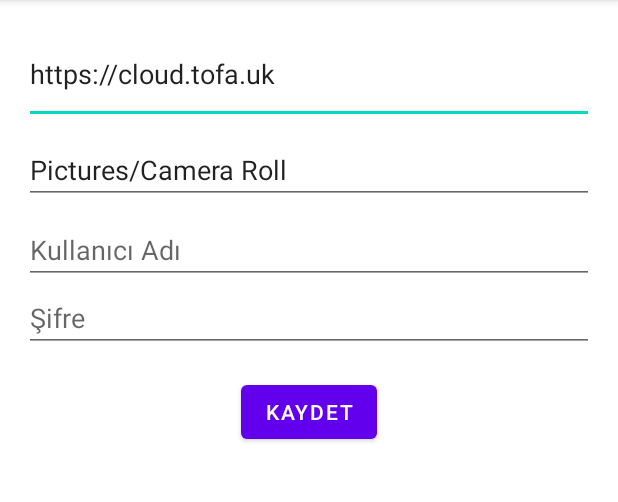
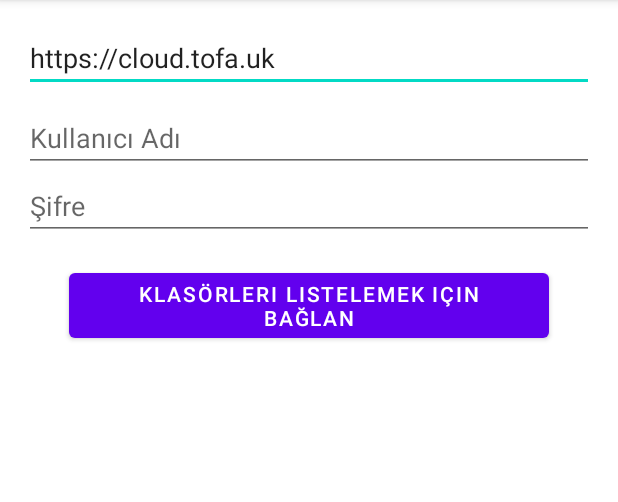
Before and after one commit to omerari/notification, an Android app: the SettingsActivity screen opened directly, with no data from a screen before it, on a phone screen of 412 x 824 dp, the part 84-586 px from its top. Run offline under Robolectric (Android 15) with nearby library versions, the phone set to English and light mode, and no system bars.

Commit message:
v3
Signed-off-by: omerari <omer.ari@tofa.uk>

```diff
--- a/app/build.gradle.kts
+++ b/app/build.gradle.kts
@@ -44,6 +44,7 @@ dependencies {
     implementation(libs.androidx.core.ktx)
     implementation(libs.androidx.appcompat)
     implementation(libs.material)
+    implementation("androidx.viewpager2:viewpager2:1.0.0") // For story view
     testImplementation(libs.junit)
     androidTestImplementation(libs.androidx.junit)
     androidTestImplementation(libs.androidx.espresso.core)
@@ -55,4 +56,7 @@ dependencies {
 
     // Coroutines for background tasks
     implementation("org.jetbrains.kotlinx:kotlinx-coroutines-android:1.7.1")
+
+    // Coil for image loading
+    implementation("io.coil-kt:coil:2.5.0")
 }
--- a/app/src/main/AndroidManifest.xml
+++ b/app/src/main/AndroidManifest.xml
@@ -36,6 +36,7 @@
         </activity>
 
         <activity android:name=".SettingsActivity" />
+        <activity android:name=".StoryActivity" android:theme="@style/Theme.AppCompat.NoActionBar"/>
 
         <receiver android:name=".AlarmReceiver" />
 
--- a/app/src/main/java/com/example/notification/SettingsActivity.kt
+++ b/app/src/main/java/com/example/notification/SettingsActivity.kt
@@ -2,39 +2,130 @@ package com.example.notification
 
 import android.content.Context
 import android.os.Bundle
+import android.view.View
+import android.widget.ArrayAdapter
 import android.widget.Button
 import android.widget.EditText
+import android.widget.LinearLayout
+import android.widget.ListView
+import android.widget.ProgressBar
+import android.widget.TextView
 import android.widget.Toast
 import androidx.appcompat.app.AppCompatActivity
+import androidx.lifecycle.lifecycleScope
+import kotlinx.coroutines.launch
 
 class SettingsActivity : AppCompatActivity() {
+
+    private val photoRepository by lazy { PhotoRepository(this) }
+    private var selectedFolderPath: String? = null
+
+    // View references
+    private lateinit var loginSection: LinearLayout
+    private lateinit var folderSection: LinearLayout
+    private lateinit var serverUrlEditText: EditText
+    private lateinit var usernameEditText: EditText
+    private lateinit var passwordEditText: EditText
+    private lateinit var connectButton: Button
+    private lateinit var progressBar: ProgressBar
+    private lateinit var folderListView: ListView
+    private lateinit var selectedFolderTextView: TextView
+    private lateinit var saveButton: Button
+
     override fun onCreate(savedInstanceState: Bundle?) {
         super.onCreate(savedInstanceState)
         setContentView(R.layout.activity_settings)
 
-        val serverUrlEditText = findViewById<EditText>(R.id.serverUrlEditText)
-        val photoPathEditText = findViewById<EditText>(R.id.photoPathEditText)
-        val usernameEditText = findViewById<EditText>(R.id.usernameEditText)
-        val passwordEditText = findViewById<EditText>(R.id.passwordEditText)
-        val saveButton = findViewById<Button>(R.id.saveButton)
+        bindViews()
+        loadSettings()
 
+        connectButton.setOnClickListener { handleConnect() }
+        saveButton.setOnClickListener { handleSave() }
+    }
+
+    private fun bindViews() {
+        loginSection = findViewById(R.id.loginSection)
+        folderSection = findViewById(R.id.folderSection)
+        serverUrlEditText = findViewById(R.id.serverUrlEditText)
+        usernameEditText = findViewById(R.id.usernameEditText)
+        passwordEditText = findViewById(R.id.passwordEditText)
+        connectButton = findViewById(R.id.connectButton)
+        progressBar = findViewById(R.id.progressBar)
+        folderListView = findViewById(R.id.folderListView)
+        selectedFolderTextView = findViewById(R.id.selectedFolderTextView)
+        saveButton = findViewById(R.id.saveButton)
+    }
+
+    private fun loadSettings() {
         val sharedPreferences = getSharedPreferences("settings", Context.MODE_PRIVATE)
-
         serverUrlEditText.setText(sharedPreferences.getString("server_url", "https://cloud.tofa.uk"))
-        photoPathEditText.setText(sharedPreferences.getString("photo_path", "Pictures/Camera Roll"))
         usernameEditText.setText(sharedPreferences.getString("username", ""))
         // Password is not re-displayed for security
-
-        saveButton.setOnClickListener {
-            val editor = sharedPreferences.edit()
-            editor.putString("server_url", serverUrlEditText.text.toString().trimEnd('/'))
-            editor.putString("photo_path", photoPathEditText.text.toString().trim())
-            editor.putString("username", usernameEditText.text.toString())
-            editor.putString("password", passwordEditText.text.toString())
-            editor.apply()
-
-            Toast.makeText(this, "Ayarlar kaydedildi", Toast.LENGTH_SHORT).show()
-            finish()
+        selectedFolderPath = sharedPreferences.getString("photo_path", null)
+        if (selectedFolderPath != null) {
+            selectedFolderTextView.text = "Mevcut Seçim: $selectedFolderPath"
         }
     }
+
+    private fun handleConnect() {
+        val serverUrl = serverUrlEditText.text.toString().trim()
+        val username = usernameEditText.text.toString().trim()
+        val password = passwordEditText.text.toString().trim()
+
+        if (serverUrl.isBlank() || username.isBlank() || password.isBlank()) {
+            Toast.makeText(this, "Lütfen tüm giriş alanlarını doldurun.", Toast.LENGTH_SHORT).show()
+            return
+        }
+
+        setLoadingState(true)
+
+        lifecycleScope.launch {
+            val folders = photoRepository.listFolders(serverUrl, username, password) { error ->
+                runOnUiThread {
+                    Toast.makeText(this@SettingsActivity, error, Toast.LENGTH_LONG).show()
+                    setLoadingState(false)
+                }
+            }
+
+            if (folders != null) {
+                displayFolderList(folders)
+            }
+        }
+    }
+
+    private fun displayFolderList(folders: List<String>) {
+        setLoadingState(false)
+        loginSection.visibility = View.GONE
+        folderSection.visibility = View.VISIBLE
+
+        val adapter = ArrayAdapter(this, android.R.layout.simple_list_item_1, folders)
+        folderListView.adapter = adapter
+        folderListView.setOnItemClickListener { _, _, position, _ ->
+            selectedFolderPath = folders[position]
+            selectedFolderTextView.text = "Seçilen: $selectedFolderPath"
+        }
+    }
+
+    private fun handleSave() {
+        if (selectedFolderPath == null) {
+            Toast.makeText(this, "Lütfen bir klasör seçin.", Toast.LENGTH_SHORT).show()
+            return
+        }
+
+        val sharedPreferences = getSharedPreferences("settings", Context.MODE_PRIVATE).edit()
+        sharedPreferences.putString("server_url", serverUrlEditText.text.toString().trimEnd('/'))
+        sharedPreferences.putString("username", usernameEditText.text.toString())
+        sharedPreferences.putString("password", passwordEditText.text.toString()) // Storing password
+        sharedPreferences.putString("photo_path", selectedFolderPath)
+        sharedPreferences.apply()
+
+        Toast.makeText(this, "Ayarlar kaydedildi!", Toast.LENGTH_SHORT).show()
+        finish()
+    }
+
+    private fun setLoadingState(isLoading: Boolean) {
+        progressBar.visibility = if (isLoading) View.VISIBLE else View.GONE
+        connectButton.isEnabled = !isLoading
+        loginSection.isEnabled = !isLoading
+    }
 }
--- a/app/src/main/res/layout/activity_settings.xml
+++ b/app/src/main/res/layout/activity_settings.xml
@@ -1,24 +1,29 @@
 <?xml version="1.0" encoding="utf-8"?>
-<LinearLayout xmlns:android="http://schemas.android.com/apk/res/android"
+<ScrollView xmlns:android="http://schemas.android.com/apk/res/android"
     xmlns:tools="http://schemas.android.com/tools"
     android:layout_width="match_parent"
     android:layout_height="match_parent"
+    android:fillViewport="true">
+
+    <LinearLayout
+        android:layout_width="match_parent"
+        android:layout_height="wrap_content"
         android:orientation="vertical"
         android:padding="16dp"
         tools:context=".SettingsActivity">
+
+        <!-- Login Section -->
+        <LinearLayout
+            android:id="@+id/loginSection"
+            android:layout_width="match_parent"
+            android:layout_height="wrap_content"
+            android:orientation="vertical">
 
             <EditText
                 android:id="@+id/serverUrlEditText"
                 android:layout_width="match_parent"
                 android:layout_height="wrap_content"
-        android:hint="Nextcloud Ana Adresi (örn: https://cloud.tofa.uk)" />
-
-    <EditText
-        android:id="@+id/photoPathEditText"
-        android:layout_width="match_parent"
-        android:layout_height="wrap_content"
-        android:layout_marginTop="8dp"
-        android:hint="Fotoğraf Klasörü (örn: Pictures/Camera Roll)" />
+                android:hint="Nextcloud Adresi (örn: https://cloud.tofa.uk)" />
 
             <EditText
                 android:id="@+id/usernameEditText"
@@ -35,11 +40,55 @@
                 android:inputType="textPassword" />
 
             <Button
+                android:id="@+id/connectButton"
+                android:layout_width="wrap_content"
+                android:layout_height="wrap_content"
+                android:layout_gravity="center_horizontal"
+                android:layout_marginTop="16dp"
+                android:text="Klasörleri Listelemek için Bağlan" />
+        </LinearLayout>
+
+        <ProgressBar
+            android:id="@+id/progressBar"
+            android:layout_width="wrap_content"
+            android:layout_height="wrap_content"
+            android:layout_gravity="center"
+            android:visibility="gone" />
+
+        <!-- Folder Selection Section -->
+        <LinearLayout
+            android:id="@+id/folderSection"
+            android:layout_width="match_parent"
+            android:layout_height="wrap_content"
+            android:orientation="vertical"
+            android:visibility="gone">
+
+            <TextView
+                android:layout_width="wrap_content"
+                android:layout_height="wrap_content"
+                android:text="Lütfen fotoğraf klasörünüzü seçin:" />
+
+            <ListView
+                android:id="@+id/folderListView"
+                android:layout_width="match_parent"
+                android:layout_height="200dp"
+                android:layout_marginTop="8dp" />
+
+            <TextView
+                android:id="@+id/selectedFolderTextView"
+                android:layout_width="wrap_content"
+                android:layout_height="wrap_content"
+                android:layout_marginTop="8dp"
+                tools:text="Seçilen: Pictures/Camera Roll"/>
+
+            <Button
                 android:id="@+id/saveButton"
                 android:layout_width="wrap_content"
                 android:layout_height="wrap_content"
                 android:layout_gravity="center_horizontal"
                 android:layout_marginTop="16dp"
-        android:text="Kaydet" />
+                android:text="Seçimi Kaydet" />
+        </LinearLayout>
 
     </LinearLayout>
+</ScrollView>
```
Also changed, not shown: app/src/main/java/com/example/notification/AlarmReceiver.kt (+15 -9 lines), app/src/main/java/com/example/notification/MainActivity.kt (+12 -7 lines), app/src/main/java/com/example/notification/PhotoRepository.kt (+95 -28 lines), app/src/main/java/com/example/notification/StoryActivity.kt (added, +20 -0 lines), app/src/main/java/com/example/notification/StoryImageAdapter.kt (added, +52 -0 lines). Lines whose indentation alone changed are shown as unchanged.
